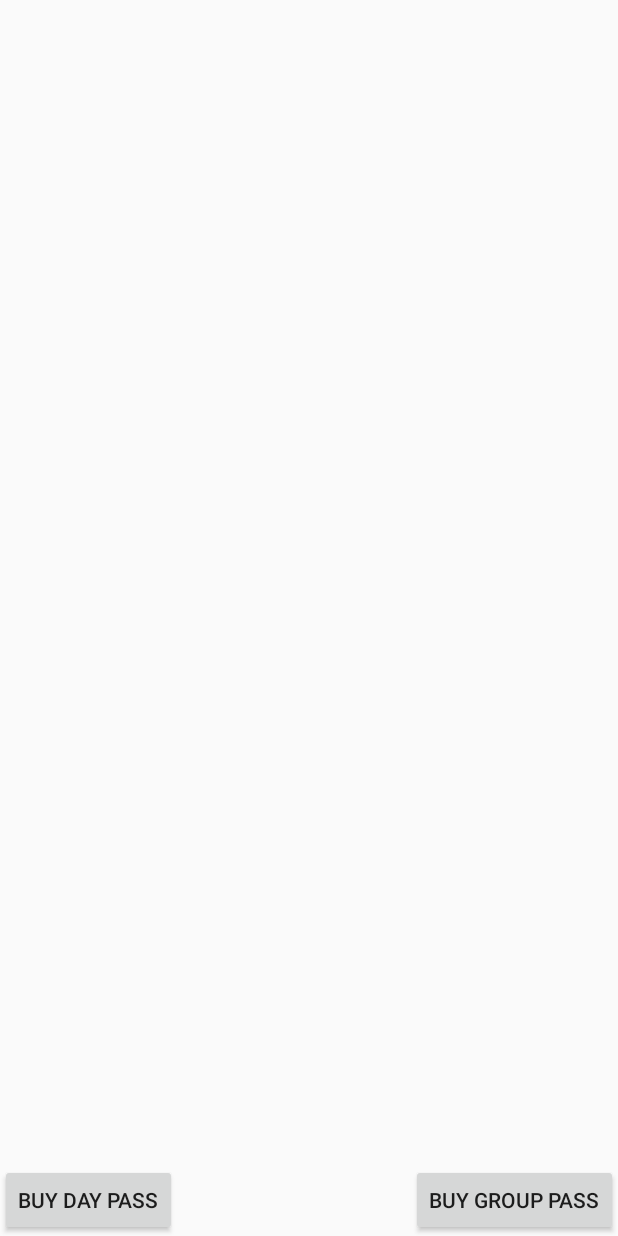
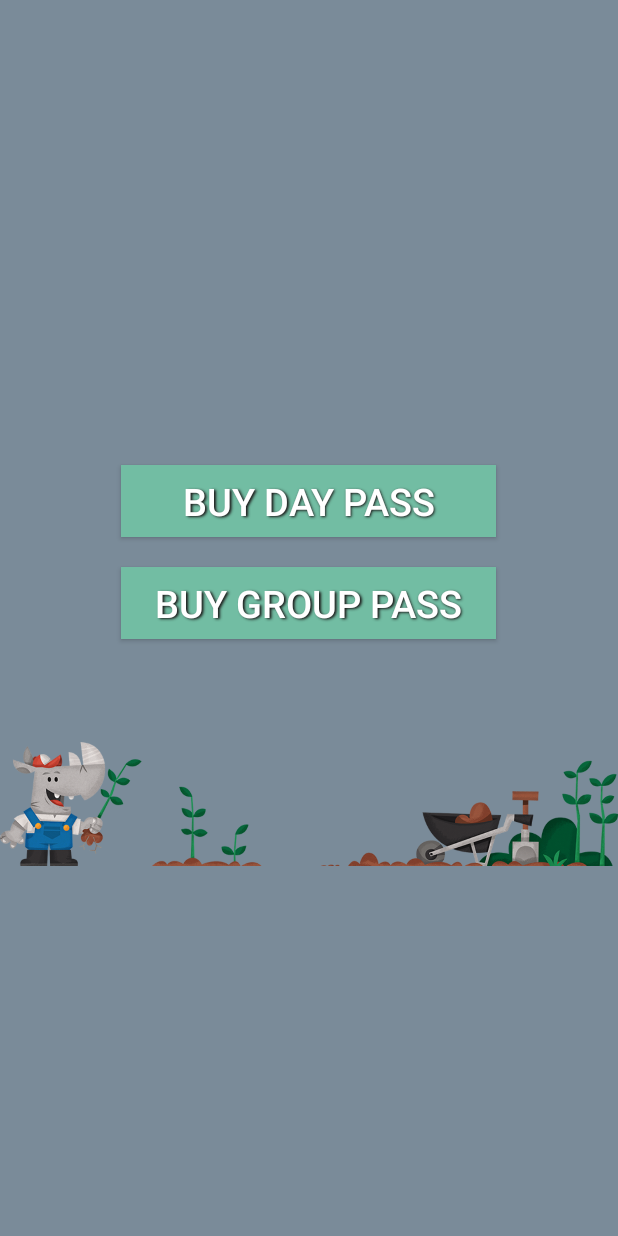
Before and after one commit to tzhang995/ECHacks2016, an Android app: the OrderBusTicketActivity screen opened directly, with no data from a screen before it, on a phone screen of 412 x 824 dp. Run offline under Robolectric (Android 15) with nearby library versions, the phone set to English and light mode, and no system bars.

Commit message:
added images; tweaked UI

```diff
--- a/app/src/main/java/com/example/zy/echacks2016/OrderBusTicketActivity.java
+++ b/app/src/main/java/com/example/zy/echacks2016/OrderBusTicketActivity.java
@@ -20,7 +20,6 @@ public class OrderBusTicketActivity extends Activity {
 
         TextView title = (TextView) findViewById(R.id.Title_Name);
         title.setText(intent.getStringExtra(Constants.CITY_NAME));
-
         Button singlePass = (Button) findViewById(R.id.day_pass);
         Button groupPass = (Button) findViewById(R.id.group_pass);
         singlePass.setOnClickListener(new View.OnClickListener() {
--- a/app/src/main/res/layout/activity_order_bus.xml
+++ b/app/src/main/res/layout/activity_order_bus.xml
@@ -1,24 +1,56 @@
 <?xml version="1.0" encoding="utf-8"?>
 <RelativeLayout xmlns:android="http://schemas.android.com/apk/res/android"
     android:orientation="vertical" android:layout_width="match_parent"
-    android:layout_height="match_parent">
+    android:layout_height="match_parent"
+    android:background="#7A8B99">
     <TextView
         android:id="@+id/Title_Name"
         android:layout_width="match_parent"
         android:layout_height="match_parent"
-        android:text="Hello"/>
+        android:text="Hello"
+        android:textStyle="bold"
+        android:textColor="#D7F9F1"
+        style="@style/Test"/>
+    <LinearLayout
+        android:layout_width="match_parent"
+        android:layout_height="wrap_content"
+        android:orientation="vertical"
+        android:gravity="center_horizontal"
+        android:layout_marginTop="300dp"
+        >
         <Button
             android:layout_width="wrap_content"
             android:layout_height="wrap_content"
-        android:layout_alignParentBottom="true"
-        android:layout_alignParentLeft="true"
+            android:layout_centerHorizontal="true"
             android:text="Buy Day Pass"
+            android:textSize="25dp"
+            android:textColor="#FFFFFF"
+            android:background="#72BDA3"
+            android:width="250dp"
+            android:shadowColor="#1B1919"
+            android:shadowDx="1.5"
+            android:shadowDy="1.3"
+            android:shadowRadius="1.6"
+            android:layout_margin="10dp"
             android:id="@+id/day_pass"/>
         <Button
             android:layout_width="wrap_content"
             android:layout_height="wrap_content"
-        android:layout_alignParentBottom="true"
-        android:layout_alignParentRight="true"
+            android:layout_centerHorizontal="true"
+            android:width="250dp"
             android:text="Buy Group Pass"
+            android:textSize="25dp"
+            android:textColor="#FFFFFF"
+            android:background="#72BDA3"
+            android:shadowColor="#1B1919"
+            android:shadowDx="1.5"
+            android:shadowDy="1.3"
+            android:shadowRadius="1.6"
+            android:layout_margin="10dp"
             android:id="@+id/group_pass"/>
+        <ImageView
+            android:layout_width="match_parent"
+            android:layout_height="wrap_content"
+            android:src="@drawable/db"/>
+    </LinearLayout>
 </RelativeLayout>
--- a/app/src/main/res/values/styles.xml
+++ b/app/src/main/res/values/styles.xml
@@ -7,5 +7,10 @@
         <item name="colorPrimaryDark">@color/colorPrimaryDark</item>
         <item name="colorAccent">@color/colorAccent</item>
     </style>
+    <style name="Test">
+        <item name="android:textSize">50dp</item>
+        <item name="android:gravity">center_horizontal</item>
+        <item name="android:textColor">#1B1919</item>
+    </style>
 
 </resources>
```
Also changed, not shown: app/src/main/res/drawable/db.jpg (added). Lines whose indentation alone changed are shown as unchanged.
